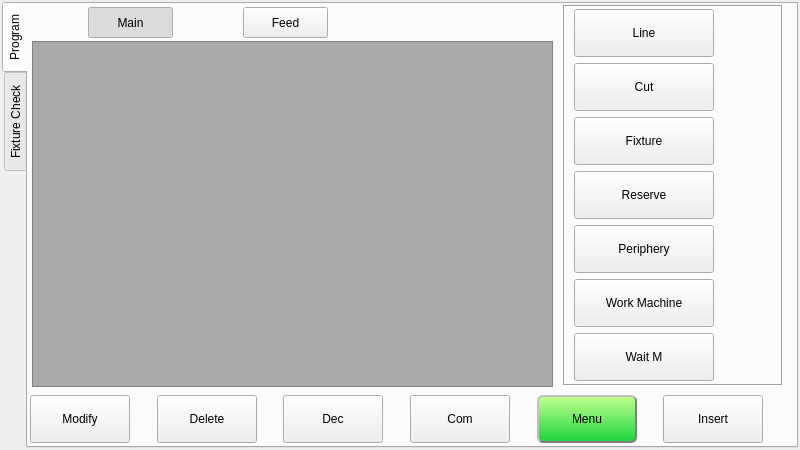
Old version of the form hcinstruction/ichcinstructionpageframe_8.ui in the repository GaussCheng/2-5AxisPunch.
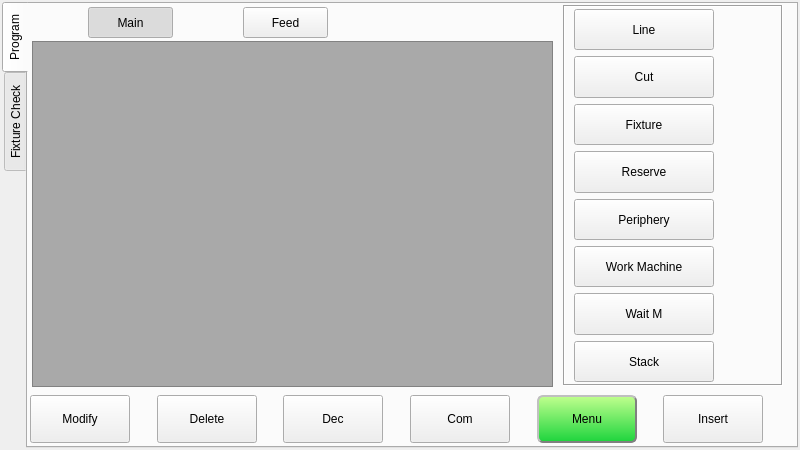
New version of the form. Icons and pictures are not drawn.

What changed in the file:
```diff
--- a/hcinstruction/ichcinstructionpageframe_8.ui
+++ b/hcinstruction/ichcinstructionpageframe_8.ui
@@ -300,7 +300,7 @@
          <property name="minimumSize">
           <size>
            <width>140</width>
-           <height>48</height>
+           <height>40</height>
           </size>
          </property>
          <property name="maximumSize">
@@ -338,7 +338,7 @@
          <property name="minimumSize">
           <size>
            <width>140</width>
-           <height>48</height>
+           <height>40</height>
           </size>
          </property>
          <property name="maximumSize">
@@ -376,7 +376,7 @@
          <property name="minimumSize">
           <size>
            <width>140</width>
-           <height>48</height>
+           <height>40</height>
           </size>
          </property>
          <property name="maximumSize">
@@ -414,7 +414,7 @@
          <property name="minimumSize">
           <size>
            <width>140</width>
-           <height>48</height>
+           <height>40</height>
           </size>
          </property>
          <property name="maximumSize">
@@ -452,7 +452,7 @@
          <property name="minimumSize">
           <size>
            <width>140</width>
-           <height>48</height>
+           <height>40</height>
           </size>
          </property>
          <property name="maximumSize">
@@ -490,7 +490,7 @@
          <property name="minimumSize">
           <size>
            <width>140</width>
-           <height>48</height>
+           <height>40</height>
           </size>
          </property>
          <property name="maximumSize">
@@ -528,7 +528,7 @@
          <property name="minimumSize">
           <size>
            <width>140</width>
-           <height>48</height>
+           <height>40</height>
           </size>
          </property>
          <property name="maximumSize">
@@ -555,6 +555,44 @@
          </property>
         </widget>
        </item>
+       <item>
+        <widget class="QToolButton" name="stackButton">
+         <property name="sizePolicy">
+          <sizepolicy hsizetype="Preferred" vsizetype="Preferred">
+           <horstretch>0</horstretch>
+           <verstretch>0</verstretch>
+          </sizepolicy>
+         </property>
+         <property name="minimumSize">
+          <size>
+           <width>140</width>
+           <height>40</height>
+          </size>
+         </property>
+         <property name="maximumSize">
+          <size>
+           <width>140</width>
+           <height>48</height>
+          </size>
+         </property>
+         <property name="text">
+          <string>Stack</string>
+         </property>
+         <property name="icon">
+          <iconset resource="../resource.qrc">
+           <normaloff>:/resource/jump(32).png</normaloff>:/resource/jump(32).png</iconset>
+         </property>
+         <property name="iconSize">
+          <size>
+           <width>32</width>
+           <height>32</height>
+          </size>
+         </property>
+         <property name="toolButtonStyle">
+          <enum>Qt::ToolButtonTextBesideIcon</enum>
+         </property>
+        </widget>
+       </item>
       </layout>
      </widget>
     </widget>
```
Left out of the diff: 4 changed lines with no effect on the pictures.
